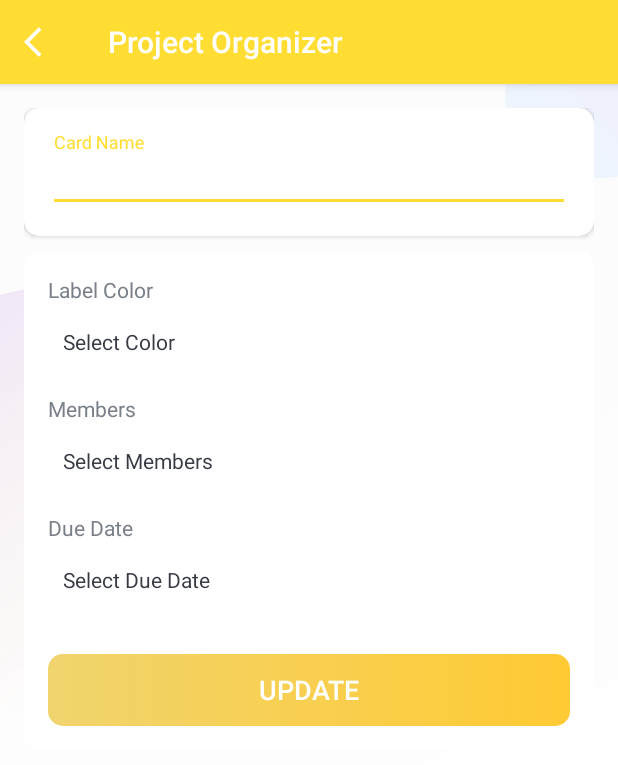
After one commit to Azhar-Mir/Project-Oragnizer, an Android app: the CardDetailsActivity screen opened directly, with no data from a screen before it, on a phone screen of 412 x 824 dp. The commit adds this screen. Shown: the top 765 px of the screen. Run offline under Robolectric (Android 15) with nearby library versions, the phone set to English and light mode, and no system bars; 1 statement that could not run was skipped.

Commit message:
Adding Detail Screen for Activity

```diff
--- a/app/src/main/AndroidManifest.xml
+++ b/app/src/main/AndroidManifest.xml
@@ -13,6 +13,10 @@
         android:roundIcon="@mipmap/ic_launcher_round"
         android:supportsRtl="true"
         android:theme="@style/AppTheme">
+        <activity
+            android:name=".activities.CardDetailsActivity"
+            android:screenOrientation="portrait"
+            android:theme="@style/AppTheme.NoActionBar" />
         <activity
             android:name=".activities.MembersActivity"
             android:screenOrientation="portrait"
--- /dev/null
+++ b/app/src/main/java/com/projectorganizer/activities/CardDetailsActivity.kt
@@ -0,0 +1,51 @@
+package com.projectorganizer.activities
+
+import androidx.appcompat.app.AppCompatActivity
+import android.os.Bundle
+import com.projectorganizer.R
+import com.projectorganizer.models.Board
+import com.projectorganizer.utils.Constants
+import kotlinx.android.synthetic.main.activity_card_details.*
+import kotlinx.android.synthetic.main.activity_members.*
+
+class CardDetailsActivity : AppCompatActivity() {
+
+    private lateinit var mBoardDetails: Board
+    private var mTaskListPosition = -1
+    private var mCardPosition = -1
+
+    override fun onCreate(savedInstanceState: Bundle?) {
+        super.onCreate(savedInstanceState)
+        setContentView(R.layout.activity_card_details)
+
+        getIntentData()
+        setupActionBar()
+    }
+
+    private fun setupActionBar() {
+
+        setSupportActionBar(toolbar_card_details_activity)
+
+        val actionBar = supportActionBar
+        if (actionBar != null) {
+            actionBar.setDisplayHomeAsUpEnabled(true)
+            actionBar.setHomeAsUpIndicator(R.drawable.ic_white_color_back_24dp)
+            actionBar.title = mBoardDetails.taskList[mTaskListPosition].cards[mCardPosition].name
+        }
+
+        toolbar_card_details_activity.setNavigationOnClickListener { onBackPressed() }
+    }
+
+    private fun getIntentData() {
+        if (intent.hasExtra(Constants.BOARD_DETAIL)) {
+            mBoardDetails = intent.getParcelableExtra(Constants.BOARD_DETAIL)
+        }
+        if (intent.hasExtra(Constants.TASK_LIST_ITEM_POSITION)) {
+            mTaskListPosition = intent.getIntExtra(Constants.TASK_LIST_ITEM_POSITION, -1)
+        }
+        if (intent.hasExtra(Constants.CARD_LIST_ITEM_POSITION)) {
+            mCardPosition = intent.getIntExtra(Constants.CARD_LIST_ITEM_POSITION, -1)
+        }
+    }
+
+}
--- /dev/null
+++ b/app/src/main/res/layout/activity_card_details.xml
@@ -0,0 +1,141 @@
+<?xml version="1.0" encoding="utf-8"?>
+<LinearLayout xmlns:android="http://schemas.android.com/apk/res/android"
+    xmlns:app="http://schemas.android.com/apk/res-auto"
+    xmlns:tools="http://schemas.android.com/tools"
+    android:layout_width="match_parent"
+    android:layout_height="match_parent"
+    android:orientation="vertical"
+    tools:context=".activities.CardDetailsActivity">
+
+    <com.google.android.material.appbar.AppBarLayout
+        android:layout_width="match_parent"
+        android:layout_height="wrap_content"
+        android:theme="@style/AppTheme.AppBarOverlay">
+
+        <androidx.appcompat.widget.Toolbar
+            android:id="@+id/toolbar_card_details_activity"
+            android:layout_width="match_parent"
+            android:layout_height="?attr/actionBarSize"
+            android:background="?attr/colorPrimary"
+            app:popupTheme="@style/AppTheme.PopupOverlay" />
+    </com.google.android.material.appbar.AppBarLayout>
+
+    <LinearLayout
+        android:layout_width="match_parent"
+        android:layout_height="wrap_content"
+        android:background="@drawable/ic_background"
+        android:orientation="vertical"
+        android:padding="@dimen/card_details_content_padding">
+
+        <androidx.cardview.widget.CardView
+            android:layout_width="match_parent"
+            android:layout_height="match_parent"
+            android:layout_marginBottom="@dimen/card_details_cv_card_name_marginBottom"
+            android:elevation="@dimen/card_view_elevation"
+            app:cardCornerRadius="@dimen/card_view_corner_radius">
+
+            <LinearLayout
+                android:layout_width="match_parent"
+                android:layout_height="wrap_content"
+                android:gravity="center_horizontal"
+                android:orientation="vertical"
+                android:padding="@dimen/card_details_cv_content_padding">
+
+                <com.google.android.material.textfield.TextInputLayout
+                    android:layout_width="match_parent"
+                    android:layout_height="wrap_content">
+
+                    <androidx.appcompat.widget.AppCompatEditText
+                        android:id="@+id/et_name_card_details"
+                        android:layout_width="match_parent"
+                        android:layout_height="wrap_content"
+                        android:hint="@string/hint_card_name"
+                        android:inputType="text"
+                        android:textSize="@dimen/et_text_size"
+                        tools:text="Test" />
+                </com.google.android.material.textfield.TextInputLayout>
+
+            </LinearLayout>
+        </androidx.cardview.widget.CardView>
+
+        <androidx.cardview.widget.CardView
+            android:layout_width="match_parent"
+            android:layout_height="match_parent"
+            android:elevation="@dimen/card_view_elevation"
+            app:cardCornerRadius="@dimen/card_view_corner_radius">
+
+            <LinearLayout
+                android:layout_width="match_parent"
+                android:layout_height="wrap_content"
+                android:gravity="center_horizontal"
+                android:orientation="vertical"
+                android:padding="@dimen/card_details_cv_content_padding">
+
+                <TextView
+                    android:layout_width="match_parent"
+                    android:layout_height="wrap_content"
+                    android:text="@string/label_color"
+                    android:textColor="@color/secondary_text_color"
+                    android:textSize="@dimen/card_details_label_text_size" />
+
+                <TextView
+                    android:id="@+id/tv_select_label_color"
+                    android:layout_width="match_parent"
+                    android:layout_height="wrap_content"
+                    android:layout_marginTop="@dimen/card_details_value_marginTop"
+                    android:padding="@dimen/card_details_value_padding"
+                    android:text="@string/select_color"
+                    android:textColor="@color/primary_text_color" />
+
+                <TextView
+                    android:layout_width="match_parent"
+                    android:layout_height="wrap_content"
+                    android:layout_marginTop="@dimen/card_details_members_label_marginTop"
+                    android:text="@string/members"
+                    android:textColor="@color/secondary_text_color"
+                    android:textSize="@dimen/card_details_label_text_size" />
+
+                <TextView
+                    android:id="@+id/tv_select_members"
+                    android:layout_width="match_parent"
+                    android:layout_height="wrap_content"
+                    android:layout_marginTop="@dimen/card_details_value_marginTop"
+                    android:padding="@dimen/card_details_value_padding"
+                    android:text="@string/select_members"
+                    android:textColor="@color/primary_text_color" />
+
+                <TextView
+                    android:layout_width="match_parent"
+                    android:layout_height="wrap_content"
+                    android:layout_marginTop="@dimen/card_details_members_label_marginTop"
+                    android:text="@string/due_date"
+                    android:textColor="@color/secondary_text_color"
+                    android:textSize="@dimen/card_details_label_text_size" />
+
+                <TextView
+                    android:id="@+id/tv_select_due_date"
+                    android:layout_width="match_parent"
+                    android:layout_height="wrap_content"
+                    android:layout_marginTop="@dimen/card_details_value_marginTop"
+                    android:padding="@dimen/card_details_value_padding"
+                    android:text="@string/select_due_date"
+                    android:textColor="@color/primary_text_color" />
+
+                <Button
+                    android:id="@+id/btn_update_card_details"
+                    android:layout_width="match_parent"
+                    android:layout_height="wrap_content"
+                    android:layout_gravity="center"
+                    android:layout_marginTop="@dimen/card_details_update_btn_marginTop"
+                    android:background="@drawable/shape_button_rounded"
+                    android:foreground="?attr/selectableItemBackground"
+                    android:gravity="center"
+                    android:paddingTop="@dimen/btn_paddingTopBottom"
+                    android:paddingBottom="@dimen/btn_paddingTopBottom"
+                    android:text="@string/update"
+                    android:textColor="@android:color/white"
+                    android:textSize="@dimen/btn_text_size" />
+            </LinearLayout>
+        </androidx.cardview.widget.CardView>
+    </LinearLayout>
+</LinearLayout>
--- a/app/src/main/res/values/dimens.xml
+++ b/app/src/main/res/values/dimens.xml
@@ -122,5 +122,14 @@
     <dimen name="member_dialog_action_button_padding">10dp</dimen>
     <dimen name="member_dialog_action_button_text_size">16sp</dimen>
 
+    <dimen name="card_details_content_padding">16dp</dimen>
+    <dimen name="card_details_cv_card_name_marginBottom">10dp</dimen>
+    <dimen name="card_details_cv_content_padding">16dp</dimen>
+    <dimen name="card_details_label_text_size">14sp</dimen>
+    <dimen name="card_details_value_marginTop">5dp</dimen>
+    <dimen name="card_details_value_padding">10dp</dimen>
+    <dimen name="card_details_members_label_marginTop">15dp</dimen>
+    <dimen name="card_details_update_btn_marginTop">30dp</dimen>
+
 
 </resources>
--- a/app/src/main/res/values/strings.xml
+++ b/app/src/main/res/values/strings.xml
@@ -44,4 +44,10 @@
     <string name="add">ADD</string>
     <string name="search_member">Add Member</string>
 
+    <string name="label_color">Label Color</string>
+    <string name="select_color">Select Color</string>
+    <string name="select_members">Select Members</string>
+    <string name="due_date">Due Date</string>
+    <string name="select_due_date">Select Due Date</string>
+
 </resources>
```
Also changed, not shown: app/src/main/java/com/projectorganizer/activities/MembersActivity.kt (+27 -0 lines), app/src/main/java/com/projectorganizer/activities/TaskListActivity.kt (+30 -6 lines), app/src/main/java/com/projectorganizer/adapters/CardListItemsAdapter.kt (+7 -3 lines), app/src/main/java/com/projectorganizer/adapters/TaskListItemsAdapter.kt (+62 -51 lines), app/src/main/java/com/projectorganizer/firebase/FirestoreClass.kt (+83 -43 lines), app/src/main/java/com/projectorganizer/utils/Constants.kt (+10 -5 lines).
